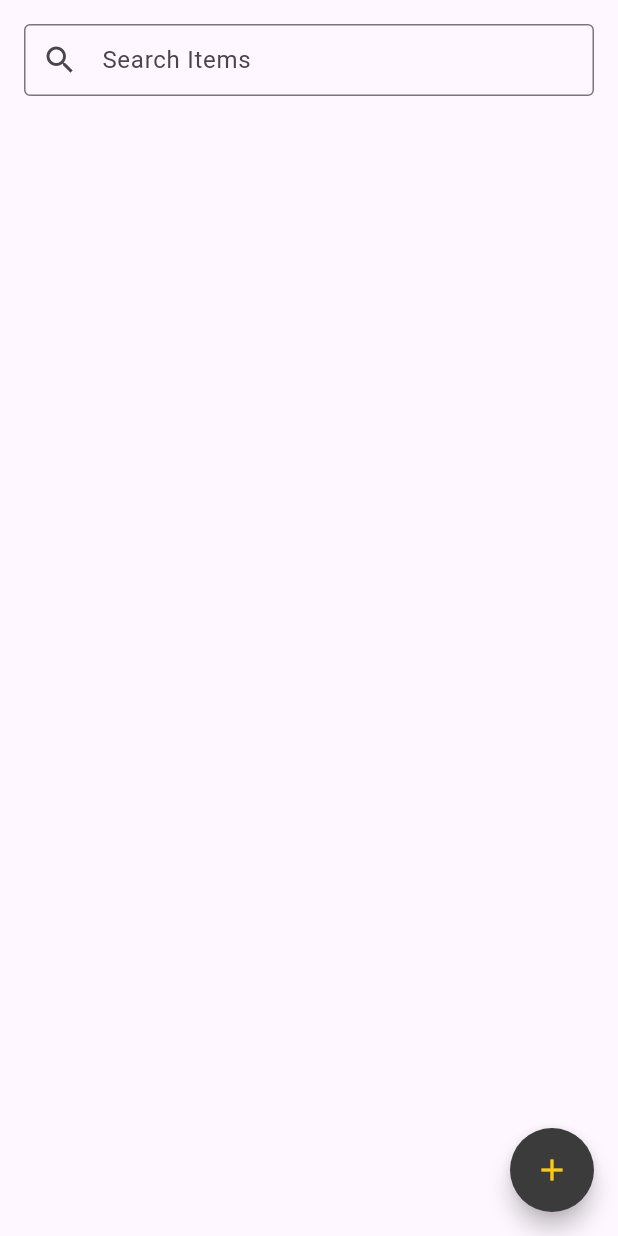
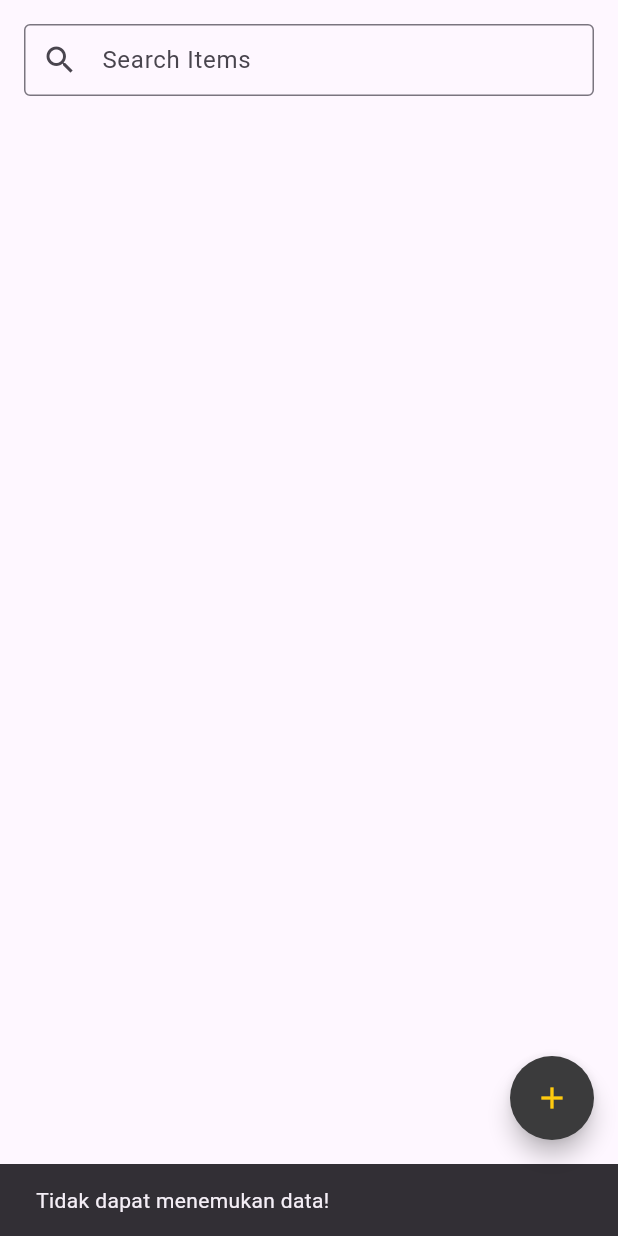
Before and after one commit to Lamz16/track_inv_flutter, a Flutter app: the InventoryScreen screen opened directly, on a phone screen of 412 x 824 dp. Run offline on Flutter 3.47's test engine with Material 3 defaults, Android fonts, the phone set to English and light mode, and no system bars; our stand-ins replace firebase_core, firebase_database; accounts and stored records are empty; generated files the repository leaves out were written again.

Commit message:
added a snackbar where data could not be found

```diff
--- a/lib/ui/inventory_screen.dart
+++ b/lib/ui/inventory_screen.dart
@@ -12,20 +12,7 @@ class InventoryScreen extends StatefulWidget {
 
 class _InventoryScreenState extends State<InventoryScreen> {
   final TextEditingController _searchController = TextEditingController();
-  List<Map<String, String>> inventoryData = [
-    {
-      'itemName': 'Gula Pasir',
-      'stock': '200',
-      'buyPrice': '12.000',
-      'sellPrice': '13.000'
-    },
-    {
-      'itemName': 'Beras',
-      'stock': '50',
-      'buyPrice': '12.000',
-      'sellPrice': '13.000'
-    },
-  ];
+  List<Map<String, String>> inventoryData = [];
   List<Map<String, String>> filteredData = [];
 
   @override
@@ -38,7 +25,6 @@ class _InventoryScreenState extends State<InventoryScreen> {
     DatabaseReference ref = FirebaseDatabase.instance.ref('data_barang');
     DataSnapshot snapshot = await ref.get();
     if (snapshot.exists) {
-      print('Data Firebase : ${snapshot.value}');
       Map<String, dynamic> data =
           Map<String, dynamic>.from(snapshot.value as Map);
       setState(() {
@@ -58,7 +44,11 @@ class _InventoryScreenState extends State<InventoryScreen> {
         filteredData = inventoryData;
       });
     } else {
-      print('No data available');
+      if(mounted){
+        ScaffoldMessenger.of(context).showSnackBar(
+          SnackBar(content: Text('Tidak dapat menemukan data!')),
+        );
+      }
     }
   }
 
```
